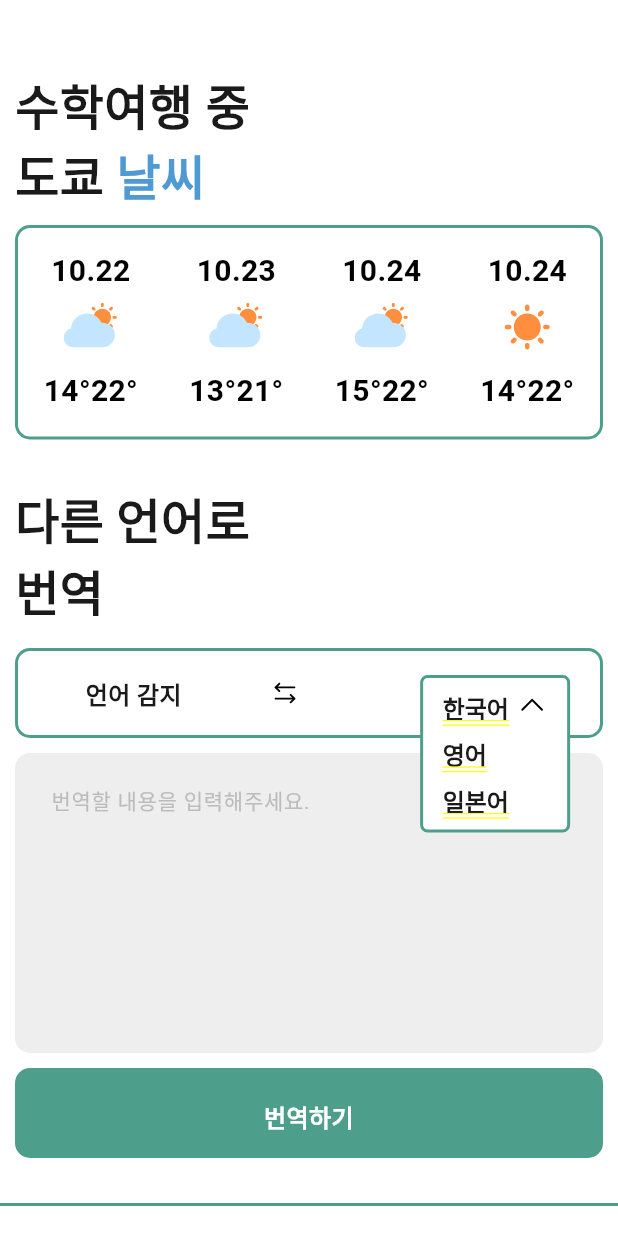
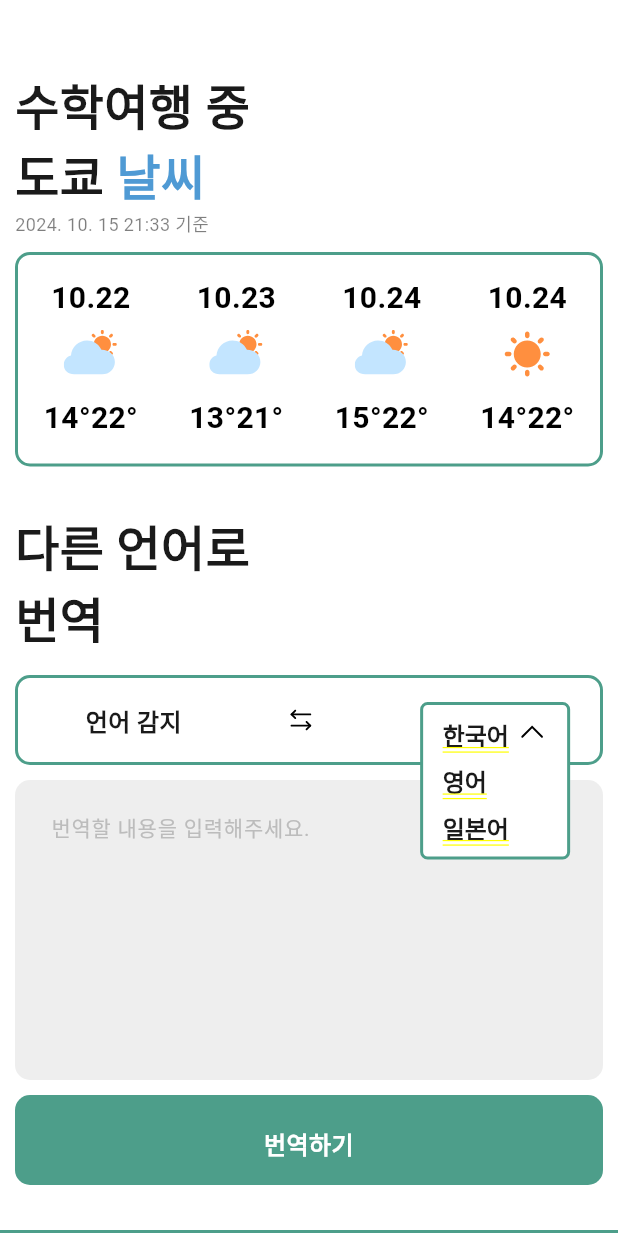
Before and after one commit to Popoisthebest/school_trip_app, a Flutter app: the TripToolScreen screen opened directly, after a tap on "일본어", on a phone screen of 412 x 824 dp. Run offline on Flutter 3.47's test engine with Material 3 defaults, Android fonts, the phone set to English and light mode, and no system bars; our stand-ins replace connectivity_plus, flutter_svg, google_maps_flutter; Roboto replaces fonts that are missing (Ownglyph okticon).

Commit message:
[fix] 환율 수정

```diff
--- a/lib/screens/trip_tool_screens/trip_tool_screen.dart
+++ b/lib/screens/trip_tool_screens/trip_tool_screen.dart
@@ -69,6 +69,9 @@ class _TripToolScreenState extends State<TripToolScreen> {
                   const SizedBox(
                     height: 46,
                   ),
+                  Column(
+                    crossAxisAlignment: CrossAxisAlignment.start,
+                    children: [
                       const Row(
                         children: [
                           Text.rich(
@@ -95,6 +98,18 @@ class _TripToolScreenState extends State<TripToolScreen> {
                                   ),
                                 ),
                               ],
+                            ),
+                          ),
+                        ],
+                      ),
+                      Text(
+                        '2024. 10. 15 21:33 기준',
+                        style: TextStyle(
+                          color: Colors.black.withOpacity(0.5),
+                          fontSize: 12,
+                          fontFamily: 'Ownglyph okticon',
+                          fontWeight: FontWeight.w400,
+                          height: 0,
                         ),
                       ),
                     ],
@@ -151,11 +166,12 @@ class _TripToolScreenState extends State<TripToolScreen> {
                           borderRadius: BorderRadius.circular(10),
                         ),
                       ),
-                    child: Stack(
-                      alignment: Alignment.centerLeft,
+                      child: Row(
+                        mainAxisAlignment: MainAxisAlignment.spaceBetween,
+                        crossAxisAlignment: CrossAxisAlignment.center,
                         children: [
-                        const Positioned(
-                          left: 45,
+                          const Padding(
+                            padding: EdgeInsets.only(left: 45.0),
                             child: Text(
                               '언어 감지',
                               style: TextStyle(
@@ -167,13 +183,11 @@ class _TripToolScreenState extends State<TripToolScreen> {
                               ),
                             ),
                           ),
-                        Positioned(
-                          left: 168,
-                          child: SvgPicture.asset(
-                              'assets/tool_screen_icons/arrows_leftright_icon.svg'),
+                          SvgPicture.asset(
+                            'assets/tool_screen_icons/arrows_leftright_icon.svg',
                           ),
-                        Positioned(
-                          right: 45,
+                          Padding(
+                            padding: const EdgeInsets.only(right: 45.0),
                             child: LanguageDropDownMenu(
                               initialValue: selectedLanguage2,
                               onLanguageSelected: (String language) {
@@ -187,8 +201,7 @@ class _TripToolScreenState extends State<TripToolScreen> {
                             ),
                           ),
                         ],
-                    ),
-                  ),
+                      )),
                   const SizedBox(
                     height: 10,
                   ),
@@ -273,7 +286,7 @@ class _TripToolScreenState extends State<TripToolScreen> {
                   Row(
                     children: [
                       Text(
-                        '2024. 10. 02 23:50 기준',
+                        '2024. 10. 15 21:33 기준',
                         style: TextStyle(
                           color: Colors.black.withOpacity(0.5),
                           fontSize: 12,
@@ -281,7 +294,7 @@ class _TripToolScreenState extends State<TripToolScreen> {
                           fontWeight: FontWeight.w400,
                           height: 0,
                         ),
-                      )
+                      ),
                     ],
                   ),
                   const SizedBox(
@@ -303,7 +316,7 @@ class _TripToolScreenState extends State<TripToolScreen> {
                               ),
                             ),
                             TextSpan(
-                              text: '905.56원',
+                              text: '911.28원',
                               style: TextStyle(
                                 color: Color(0xFF4F9AD4),
                                 fontSize: 30,
--- a/lib/widgets/tool_exchange_rate/tool_exchange_rate.dart
+++ b/lib/widgets/tool_exchange_rate/tool_exchange_rate.dart
@@ -17,7 +17,7 @@ class _ExchangeRateState extends State<ExchangeRate> {
   void initState() {
     super.initState();
     double initialJapanValue = double.tryParse(japanController.text) ?? 0;
-    updateExchangeRates(initialJapanValue, 11.03, 0.0068, isFromJapan: true);
+    updateExchangeRates(initialJapanValue, 9.1128, 0.0067, isFromJapan: true);
   }
 
   void updateExchangeRates(
@@ -53,7 +53,7 @@ class _ExchangeRateState extends State<ExchangeRate> {
           koreaController,
           (value) {
             double input = double.tryParse(value) ?? 0;
-            updateExchangeRates(input, 11.03, 0.0068, isFromKorea: true);
+            updateExchangeRates(input, 9.11, 0.0067, isFromKorea: true);
           },
         ),
         const SizedBox(height: 23),
@@ -65,7 +65,7 @@ class _ExchangeRateState extends State<ExchangeRate> {
           japanController,
           (value) {
             double input = double.tryParse(value) ?? 0;
-            updateExchangeRates(input, 11.03, 0.0068, isFromJapan: true);
+            updateExchangeRates(input, 9.11, 0.0067, isFromJapan: true);
           },
         ),
         const SizedBox(height: 23),
@@ -77,7 +77,7 @@ class _ExchangeRateState extends State<ExchangeRate> {
           usaController,
           (value) {
             double input = double.tryParse(value) ?? 0;
-            updateExchangeRates(input, 11.03, 0.0068, isFromUsa: true);
+            updateExchangeRates(input, 9.11, 0.0067, isFromUsa: true);
           },
         ),
       ],
```
Lines whose indentation alone changed are shown as unchanged.
